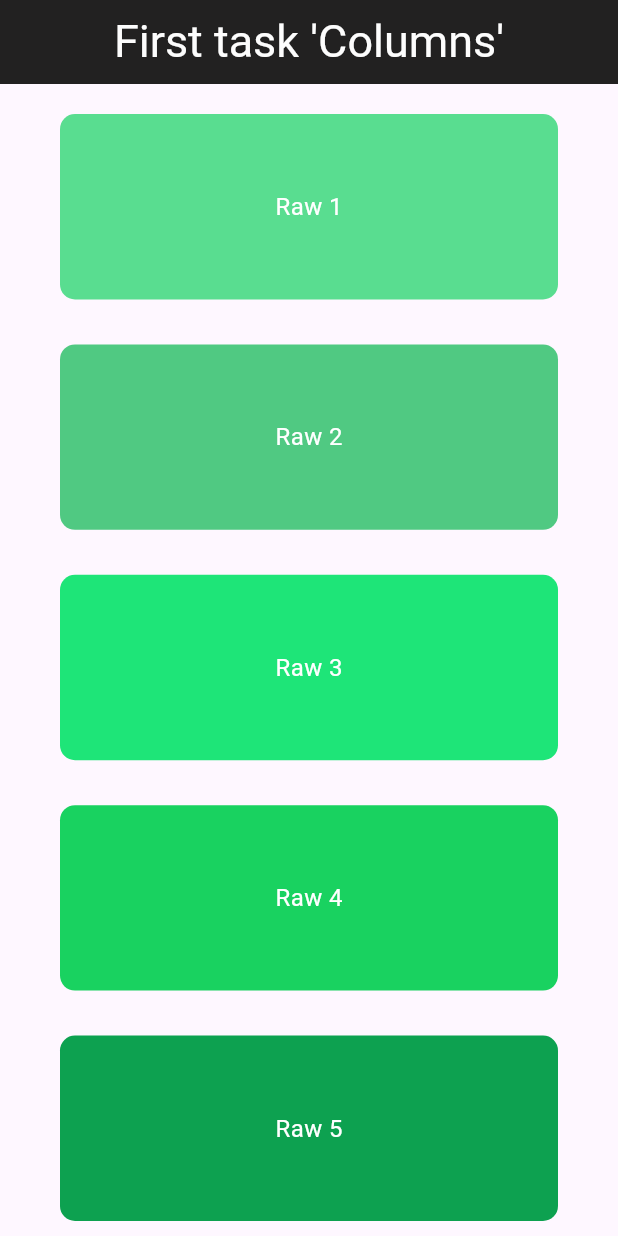
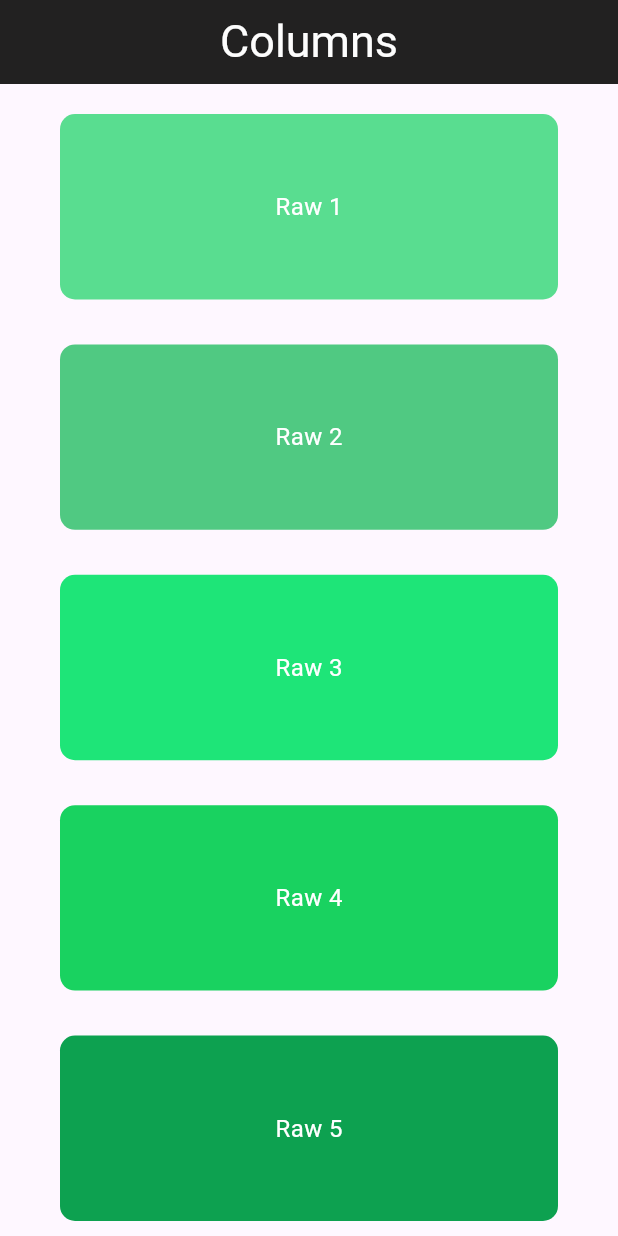
Before and after one commit to 21-atex/columns_1, a Flutter app: the screen it shows after launch, on a phone screen of 412 x 824 dp. Run offline on Flutter 3.47's test engine with Material 3 defaults, Android fonts, the phone set to English and light mode, and no system bars.

Commit message:
изменил

```diff
--- a/lib/main.dart
+++ b/lib/main.dart
@@ -32,7 +32,7 @@ class HomePage extends StatelessWidget {
         backgroundColor: const Color.fromARGB(255, 34, 33, 33),
         title: const Center(
           child: Text(
-            "First task 'Columns'",
+            "Columns",
             style: TextStyle(
               fontSize: 30,
               color: Color.fromARGB(255, 253, 253, 253)
@@ -49,7 +49,7 @@ class HomePage extends StatelessWidget {
                 constraints: const BoxConstraints(minHeight: 18, minWidth: 0, maxHeight: 300),
                 decoration: BoxDecoration(
                   borderRadius: BorderRadius.circular(10),
-                  color: Color.fromARGB(255, 89, 221, 144),
+                  color: const Color.fromARGB(255, 89, 221, 144),
                 ),
                 child: const Center(
                   child: Text(
@@ -68,7 +68,7 @@ class HomePage extends StatelessWidget {
                 constraints: const BoxConstraints(minHeight: 18, minWidth: 0, maxHeight: 300),
                 decoration: BoxDecoration(
                   borderRadius: BorderRadius.circular(10),
-                  color: Color.fromARGB(255, 80, 201, 130),
+                  color: const Color.fromARGB(255, 80, 201, 130),
                 ),
                 child: const Center(
                   child: Text(
```
Also changed, not shown: image.png (added), 1 other file.
